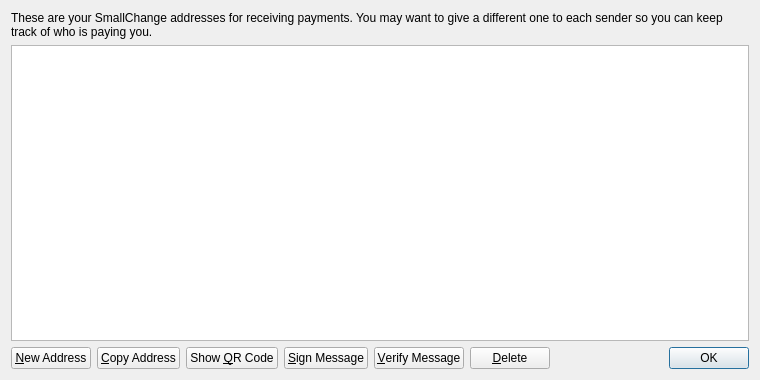
Before: the Qt Designer form src/qt/forms/addressbookpage.ui in pokercoin/pokercoin, drawn with Qt 5.
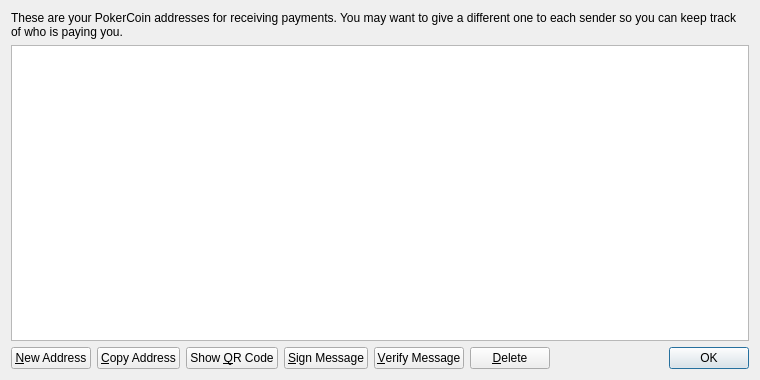
After: the same form once the commit is applied. Icons and pictures are not drawn.

```diff
--- a/src/qt/forms/addressbookpage.ui
+++ b/src/qt/forms/addressbookpage.ui
@@ -17,7 +17,7 @@
    <item>
     <widget class="QLabel" name="labelExplanation">
      <property name="text">
-      <string>These are your SmallChange addresses for receiving payments. You may want to give a different one to each sender so you can keep track of who is paying you.</string>
+      <string>These are your PokerCoin addresses for receiving payments. You may want to give a different one to each sender so you can keep track of who is paying you.</string>
      </property>
      <property name="textFormat">
       <enum>Qt::PlainText</enum>
```
